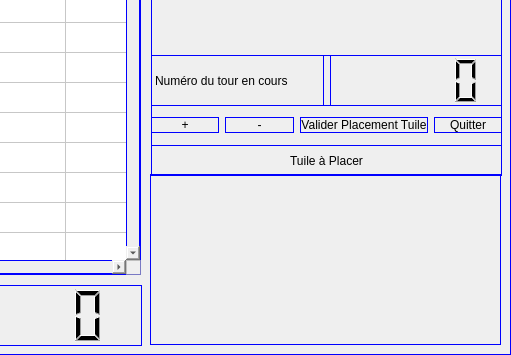
Above: src/vue/vuePartie.ui from ritmosky/Projet_LO21_Carcassonne before the change; both pictures show x 769 to 1280 and y 365 to 720 of the 1280 by 720 pixel window. Below: the same form after it.
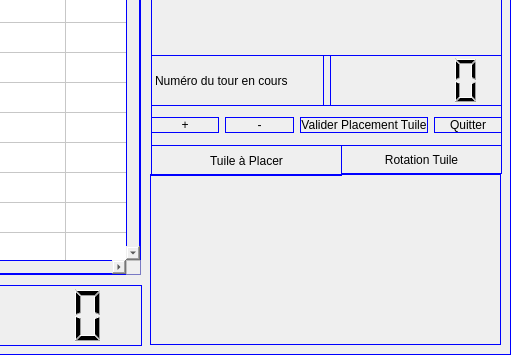
That is the form after the change.

Commit message: Rotation tuile + placementTuile

```diff
--- a/src/vue/vuePartie.ui
+++ b/src/vue/vuePartie.ui
@@ -118,7 +118,7 @@
      <rect>
       <x>920</x>
       <y>510</y>
-      <width>351</width>
+      <width>191</width>
       <height>31</height>
      </rect>
     </property>
@@ -479,6 +479,19 @@
      </item>
     </layout>
    </widget>
+   <widget class="QPushButton" name="rotationTuile">
+    <property name="geometry">
+     <rect>
+      <x>1110</x>
+      <y>510</y>
+      <width>161</width>
+      <height>29</height>
+     </rect>
+    </property>
+    <property name="text">
+     <string>Rotation Tuile</string>
+    </property>
+   </widget>
   </widget>
  </widget>
  <resources/>
```
The commit also changes 2 other files.
